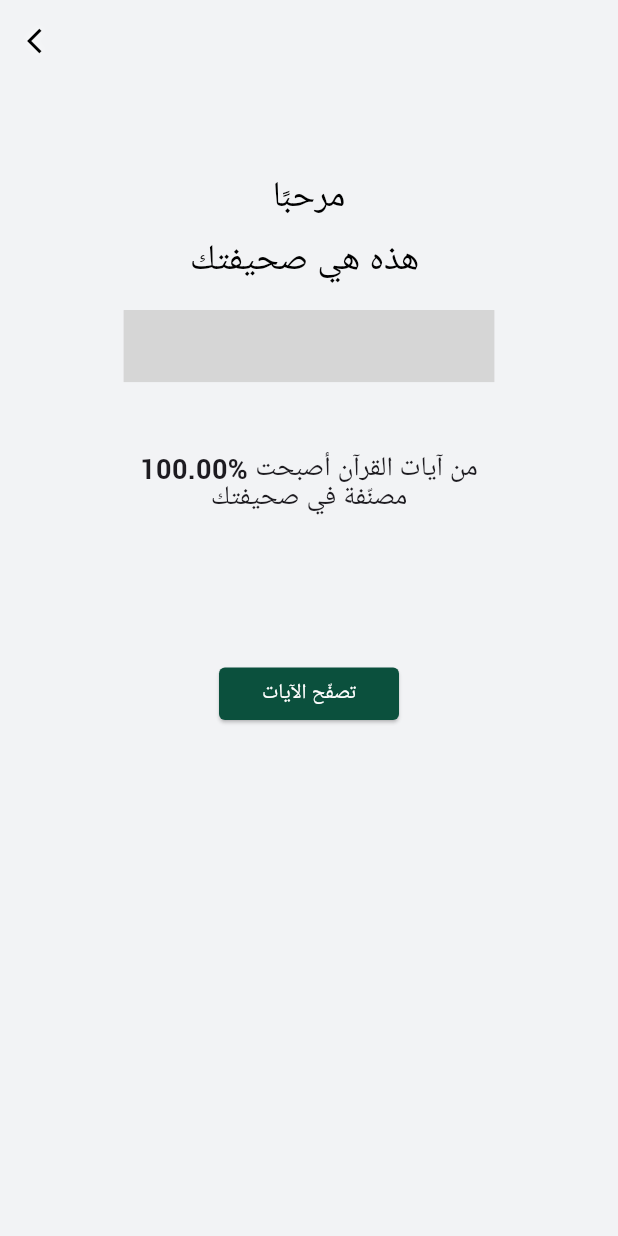
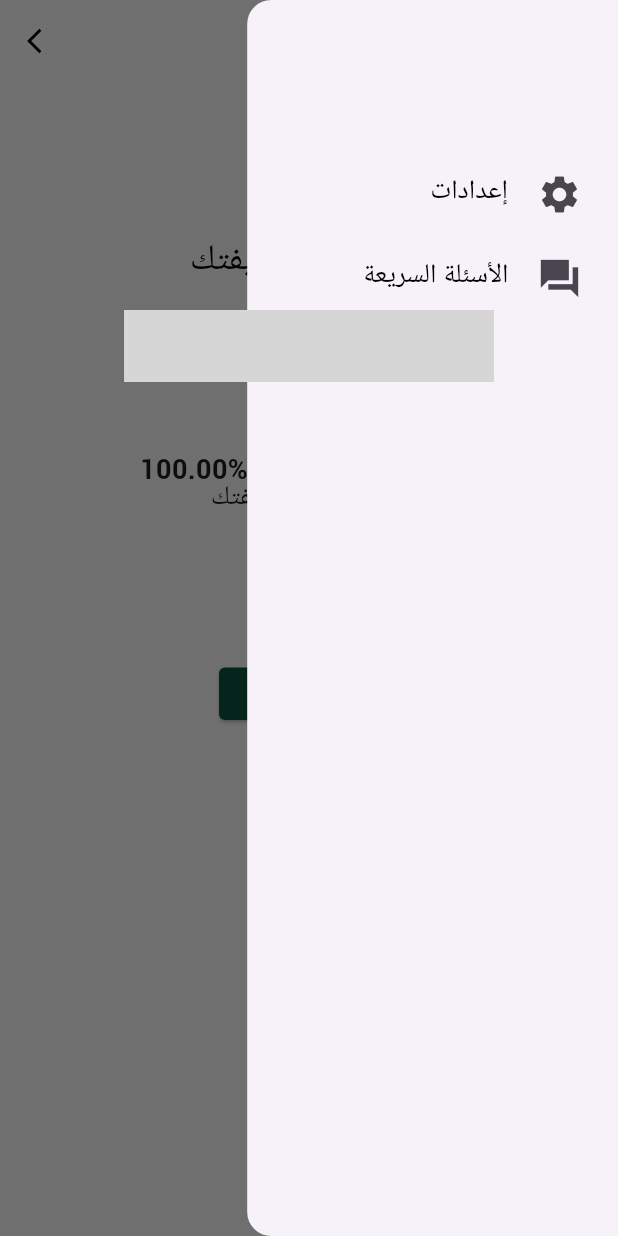
Before and after one commit to Abdelelah-PAL/sahifaty, a Flutter app: the SahifaScreen screen opened directly, with the side drawer open (before the commit the screen has no drawer), on a phone screen of 412 x 824 dp. Run offline on Flutter 3.47's test engine with Material 3 defaults, Android fonts, the phone set to English and light mode, and no system bars; our stand-ins replace connectivity_plus, fl_chart, fluttertoast, get, shared_preferences; missing offline and left inert: pie_chart_3d, quran; accounts and stored records are empty; grey boxes are pictures that could not be loaded.

Commit message:
fixing issues

```diff
--- a/lib/screens/main_screen/main_screen.dart
+++ b/lib/screens/main_screen/main_screen.dart
@@ -50,7 +50,7 @@ class _MainScreenState extends State<MainScreen> {
         leading: const CustomBackButton(),
         actions: [
           PopupMenuButton<String>(
-            icon: const Icon(Icons.menu),
+            icon: const Icon(Icons.list_alt),
             itemBuilder: (context) {
               return [
                 PopupMenuItem(
--- a/lib/screens/questions_screen/questions_screen.dart
+++ b/lib/screens/questions_screen/questions_screen.dart
@@ -8,6 +8,7 @@ import 'package:sahifaty/providers/school_provider.dart';
 import 'package:sahifaty/providers/users_provider.dart';
 import 'package:sahifaty/screens/first_pie_chart_screen/first_pie_chart_screen.dart';
 import 'package:sahifaty/screens/questions_screen/widgets/pagination_bar.dart';
+import 'package:sahifaty/screens/sahifa_screen/sahifa_screen.dart';
 import '../../controllers/general_controller.dart';
 import '../../core/constants/colors.dart';
 import '../../core/utils/size_config.dart';
@@ -317,7 +318,7 @@ class _QuestionsScreenState extends State<QuestionsScreen> {
                           context.read<UsersProvider>();
                       await evaluationsProvider
                           .getQuranChartData(usersProvider.selectedUser!.id);
-                      Get.to(const FirstPieChartScreen());
+                      Get.to(const SahifaScreen());
                     },
                     text: "تخطي",
                     width: 75,
--- a/lib/screens/quran_view/index_page.dart
+++ b/lib/screens/quran_view/index_page.dart
@@ -1,3 +1,4 @@
+import 'package:flutter/foundation.dart';
 import 'package:flutter/gestures.dart';
 import 'package:flutter/material.dart';
 import 'package:provider/provider.dart';
@@ -257,8 +258,10 @@ class _IndexPageState extends State<IndexPage> {
                                           size: 20,
                                         ),
                                         onPressed: () {
-                                          print(
+                                          if (kDebugMode) {
+                                            print(
                                               'Icon pressed for Ayah ${ayah.id}');
+                                          }
                                         },
                                       ),
                                     ),
--- a/lib/screens/sahifa_screen/sahifa_screen.dart
+++ b/lib/screens/sahifa_screen/sahifa_screen.dart
@@ -7,6 +7,9 @@ import 'package:sahifaty/screens/main_screen/main_screen.dart';
 import '../../controllers/evaluations_controller.dart';
 import '../../core/constants/colors.dart';
 import '../../core/utils/size_config.dart';
+import '../../providers/ayat_provider.dart';
+import '../../providers/school_provider.dart';
+import '../questions_screen/questions_screen.dart';
 import '../widgets/3d_pie_chart.dart';
 import '../widgets/custom_back_button.dart';
 import '../widgets/custom_button.dart';
@@ -20,6 +23,8 @@ class SahifaScreen extends StatelessWidget {
     UsersProvider usersProvider = Provider.of<UsersProvider>(context);
     EvaluationsProvider evaluationsProvider =
         Provider.of<EvaluationsProvider>(context);
+    final schoolProvider = context.read<SchoolProvider>();
+    final ayatProvider = context.read<AyatProvider>();
     final uncategorized =
         EvaluationsController().getEvaluationById(0, evaluationsProvider);
     final evaluatedPercentage =
@@ -28,6 +33,72 @@ class SahifaScreen extends StatelessWidget {
       appBar: AppBar(
         backgroundColor: AppColors.backgroundColor,
         leading: const CustomBackButton(),
+        actions: [
+          Builder(
+            builder: (context) => IconButton(
+              icon: const Icon(Icons.menu),
+              onPressed: () => Scaffold.of(context).openEndDrawer(),
+            ),
+          ),
+        ],
+      ),
+      endDrawer: SizedBox(
+        width: SizeConfig.getProportionalWidth(225),
+        child: Drawer(
+          child: Padding(
+            padding: EdgeInsets.only(
+              top: SizeConfig.getProportionalHeight(100),
+            ),
+            child: ListView(
+              padding: EdgeInsets.zero,
+              children: [
+                ListTile(
+                  onTap: () {},
+                  title: Row(
+                    textDirection: TextDirection.rtl,
+                    children: [
+                      const Icon(
+                        Icons.settings,
+                        size: 30,
+                      ),
+                      SizedBox(
+                        width: SizeConfig.getProportionalWidth(10),
+                      ),
+                      const CustomText(
+                        text: "إعدادات",
+                        withBackground: false,
+                      ),
+                    ],
+                  ),
+                ),
+                ListTile(
+                  onTap: () async {
+                    await schoolProvider.getQuickQuestionsSchool();
+                    await ayatProvider.getQuickQuestionsAyatByLevel(1, 1);
+                    await evaluationsProvider.getAllEvaluations();
+                    Get.to(const QuestionsScreen());
+                  },
+                  title: Row(
+                    textDirection: TextDirection.rtl,
+                    children: [
+                      const Icon(
+                        Icons.question_answer_sharp,
+                        size: 30,
+                      ),
+                      SizedBox(
+                        width: SizeConfig.getProportionalWidth(10),
+                      ),
+                      const CustomText(
+                        text: "الأسئلة السريعة",
+                        withBackground: false,
+                      ),
+                    ],
+                  ),
+                ),
+              ],
+            ),
+          ),
+        ),
       ),
       body: Padding(
         padding: EdgeInsets.only(
```
